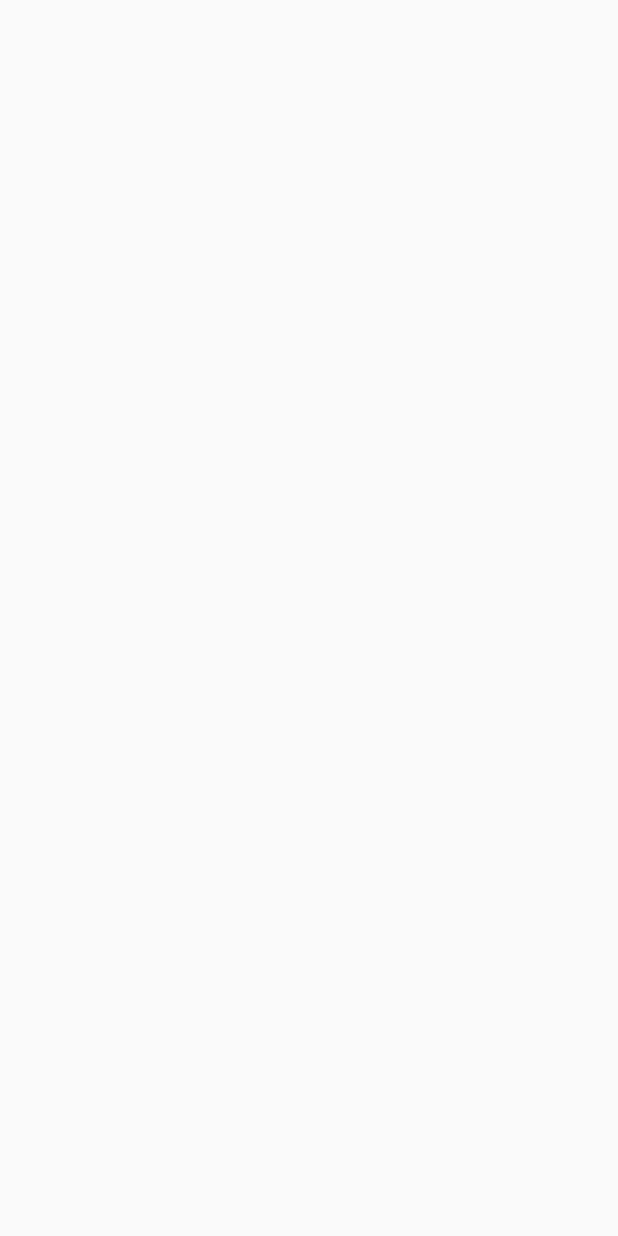
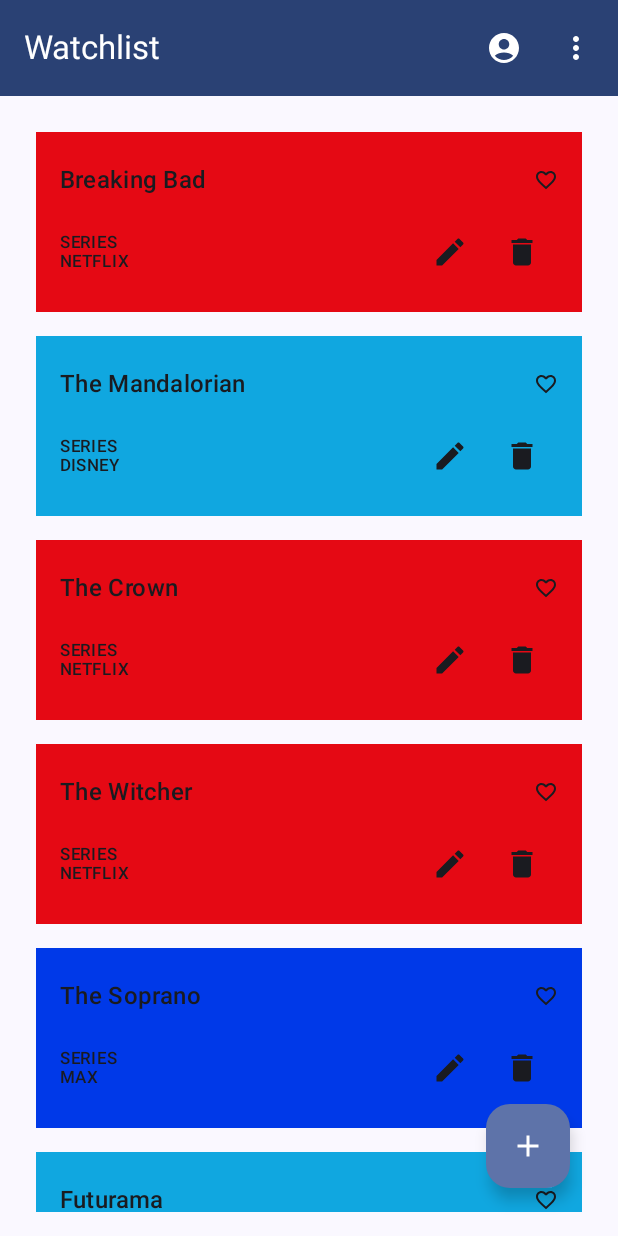
Before and after one commit to resuadam2/WatchListApp, an Android app built with Jetpack Compose: the screen it shows after launch (MainActivity), on a phone screen of 412 x 824 dp. Before the commit the screen is empty. Run offline under Robolectric (Android 15) with nearby library versions, the phone set to English and light mode, and no system bars.

```diff
--- a/app/build.gradle.kts
+++ b/app/build.gradle.kts
@@ -59,6 +59,7 @@ dependencies {
     implementation(libs.androidx.ui.graphics)
     implementation(libs.androidx.ui.tooling.preview)
     implementation(libs.androidx.material3)
+    implementation(libs.androidx.navigation.compose)
     testImplementation(libs.junit)
     androidTestImplementation(libs.androidx.junit)
     androidTestImplementation(libs.androidx.espresso.core)
--- a/app/src/main/java/com/resuadam2/watchlistapp/data/Watching.kt
+++ b/app/src/main/java/com/resuadam2/watchlistapp/data/Watching.kt
@@ -1,13 +1,14 @@
 package com.resuadam2.watchlistapp.data
 
 import androidx.compose.ui.graphics.Color
-import com.resuadam2.watchlistapp.ui.theme.AppleGrey
+import com.resuadam2.watchlistapp.ui.components.EnumDisplayable
+import com.resuadam2.watchlistapp.ui.theme.AppleBlack
 import com.resuadam2.watchlistapp.ui.theme.DisneyBlue
 import com.resuadam2.watchlistapp.ui.theme.MAXBlue
 import com.resuadam2.watchlistapp.ui.theme.NetflixRed
 import com.resuadam2.watchlistapp.ui.theme.OthersGrey
 import com.resuadam2.watchlistapp.ui.theme.PrimeBlue
-import com.resuadam2.watchlistapp.ui.theme.SkyShowtimeBlack
+import com.resuadam2.watchlistapp.ui.theme.SkyShowtimePurple
 
 data class Watching(
     val id: Int,
@@ -18,21 +19,30 @@ data class Watching(
 
 )
 
-enum class WatchingTypes {
-    FILM, SERIES
+enum class WatchingTypes(override val displayName: String) : EnumDisplayable{
+    FILM("Film"),
+    SERIES("Series")
 }
 
-enum class Platforms {
-    NETFLIX, MAX, PRIME, DISNEY, APPLE, SKY_SHOWTIME, OTHERS
+enum class Platforms(override val displayName: String) : EnumDisplayable {
+    NETFLIX("Netflix"),
+    MAX("HBO Max"),
+    PRIME("Prime Video"),
+    DISNEY("Disney+"),
+    APPLE("Apple TV+"),
+    SKY_SHOWTIME("SkyShowtime"),
+    OTHERS("Others")
 }
+
+
 
 val platoform_colors = mapOf<Platforms, Color>(
     Pair(Platforms.NETFLIX, NetflixRed),
     Pair(Platforms.MAX, MAXBlue),
     Pair(Platforms.PRIME, PrimeBlue),
     Pair(Platforms.DISNEY, DisneyBlue),
-    Pair(Platforms.APPLE, AppleGrey),
-    Pair(Platforms.SKY_SHOWTIME, SkyShowtimeBlack),
+    Pair(Platforms.APPLE, AppleBlack),
+    Pair(Platforms.SKY_SHOWTIME, SkyShowtimePurple),
     Pair(Platforms.OTHERS, OthersGrey)
 )
 
--- a/app/src/main/java/com/resuadam2/watchlistapp/ui/navigation/AppNavigation.kt
+++ b/app/src/main/java/com/resuadam2/watchlistapp/ui/navigation/AppNavigation.kt
@@ -1,9 +1,27 @@
 package com.resuadam2.watchlistapp.ui.navigation
 
 import androidx.compose.runtime.Composable
+import androidx.navigation.compose.NavHost
+import androidx.navigation.compose.composable
+import androidx.navigation.compose.rememberNavController
+import com.resuadam2.watchlistapp.ui.screens.FormItemScreen
+import com.resuadam2.watchlistapp.ui.screens.MainScreen
 
 @Composable
 fun AppNavigation() {
+    val navController = rememberNavController()
 
+    NavHost(navController = navController, startDestination = AppScreens.MAIN.name) {
+        composable(AppScreens.MAIN.name) {
+            MainScreen(
+                navigateToForm = { navController.navigate(AppScreens.FORM_ITEM.name) }
+            )
+        }
+        composable(AppScreens.FORM_ITEM.name) {
+            FormItemScreen(
+                navigateBack = { navController.popBackStack() }
+            )
+        }
+    }
 
 }
--- a/app/src/main/java/com/resuadam2/watchlistapp/ui/screens/MainScreen.kt
+++ b/app/src/main/java/com/resuadam2/watchlistapp/ui/screens/MainScreen.kt
@@ -11,6 +11,8 @@ import androidx.compose.foundation.layout.size
 import androidx.compose.foundation.lazy.LazyColumn
 import androidx.compose.material.icons.Icons
 import androidx.compose.material.icons.filled.AccountCircle
+import androidx.compose.material.icons.filled.Add
+import androidx.compose.material.icons.filled.AddCircle
 import androidx.compose.material.icons.filled.Delete
 import androidx.compose.material.icons.filled.Edit
 import androidx.compose.material.icons.filled.FavoriteBorder
@@ -18,6 +20,8 @@ import androidx.compose.material.icons.filled.MoreVert
 import androidx.compose.material3.AlertDialog
 import androidx.compose.material3.Button
 import androidx.compose.material3.ExperimentalMaterial3Api
+import androidx.compose.material3.FloatingActionButton
+import androidx.compose.material3.FloatingActionButtonDefaults
 import androidx.compose.material3.Icon
 import androidx.compose.material3.IconButton
 import androidx.compose.material3.MaterialTheme
@@ -39,11 +43,15 @@ import com.resuadam2.watchlistapp.data.Platforms
 import com.resuadam2.watchlistapp.data.Watching
 import com.resuadam2.watchlistapp.data.WatchingTypes
 import com.resuadam2.watchlistapp.data.getPlatformColor
+import com.resuadam2.watchlistapp.ui.navigation.AppScreens
 import com.resuadam2.watchlistapp.ui.state.WatchingListViewModel
 
 @OptIn(ExperimentalMaterial3Api::class)
 @Composable
-fun MainScreen(watchingListViewModel: WatchingListViewModel = WatchingListViewModel()) {
+fun MainScreen(
+    watchingListViewModel: WatchingListViewModel = WatchingListViewModel(),
+    navigateToForm: () -> Unit
+) {
     val watchingUiState by watchingListViewModel.watchingListState.collectAsState()
 
     Scaffold (
@@ -66,7 +74,17 @@ fun MainScreen(watchingListViewModel: WatchingListViewModel = WatchingListViewMo
                     navigationIconContentColor = MaterialTheme.colorScheme.onPrimary
                 )
             ) },
-        floatingActionButton = { /* TODO */ }
+        floatingActionButton = {
+            FloatingActionButton(
+                onClick = {
+                    navigateToForm()
+                },
+                modifier = Modifier
+                    .padding(16.dp)
+            ) {
+                Icon(Icons.Filled.Add, contentDescription = "Add")
+            }
+        }
     ) {
         // Content of the screen
         BodyContent(modifier = Modifier.padding(it), watchinSet = watchingUiState.watchingItems, watchingListViewModel = watchingListViewModel)
@@ -202,5 +220,5 @@ fun DeleteDialog(
 @Preview(showBackground = true)
 @Composable
 fun MainScreenPreview() {
-    MainScreen()
+    MainScreen(navigateToForm = { /*TODO*/ })
 }
--- a/app/src/main/java/com/resuadam2/watchlistapp/ui/theme/Color.kt
+++ b/app/src/main/java/com/resuadam2/watchlistapp/ui/theme/Color.kt
@@ -11,9 +11,9 @@ val PurpleGrey40 = Color(0xFF625b71)
 val Pink40 = Color(0xFF7D5260)
 
 val NetflixRed = Color(0xFFE50914)
-val MAXBlue = Color(0xFF00A8E1)
-val PrimeBlue = Color(0xFF00A8E1)
-val DisneyBlue = Color(0xFF00A8E1)
-val AppleGrey = Color(0xFF00A8E1)
-val SkyShowtimeBlack = Color(0xFF00A8E1)
+val MAXBlue = Color(0xFF0039E8)
+val PrimeBlue = Color(0xFF82CDF5)
+val DisneyBlue = Color(0xFF10A7E0)
+val AppleBlack = Color(0xFF333333)
+val SkyShowtimePurple = Color(0xFF8F0AEC)
 val OthersGrey = Color(0xFF989898)
--- a/gradle/libs.versions.toml
+++ b/gradle/libs.versions.toml
@@ -8,6 +8,7 @@ espressoCore = "3.6.1"
 lifecycleRuntimeKtx = "2.8.6"
 activityCompose = "1.9.3"
 composeBom = "2024.04.01"
+navigationCompose = "2.8.3"
 
 [libraries]
 androidx-core-ktx = { group = "androidx.core", name = "core-ktx", version.ref = "coreKtx" }
@@ -24,6 +25,7 @@ androidx-ui-tooling-preview = { group = "androidx.compose.ui", name = "ui-toolin
 androidx-ui-test-manifest = { group = "androidx.compose.ui", name = "ui-test-manifest" }
 androidx-ui-test-junit4 = { group = "androidx.compose.ui", name = "ui-test-junit4" }
 androidx-material3 = { group = "androidx.compose.material3", name = "material3" }
+androidx-navigation-compose = { group = "androidx.navigation", name = "navigation-compose", version.ref = "navigationCompose" }
 
 [plugins]
 android-application = { id = "com.android.application", version.ref = "agp" }
```
Also changed, not shown: app/src/main/java/com/resuadam2/watchlistapp/ui/components/EnumSpinner.kt (added, +60 -0 lines), app/src/main/java/com/resuadam2/watchlistapp/ui/screens/FormItemScreen.kt (+74 -1 lines).
